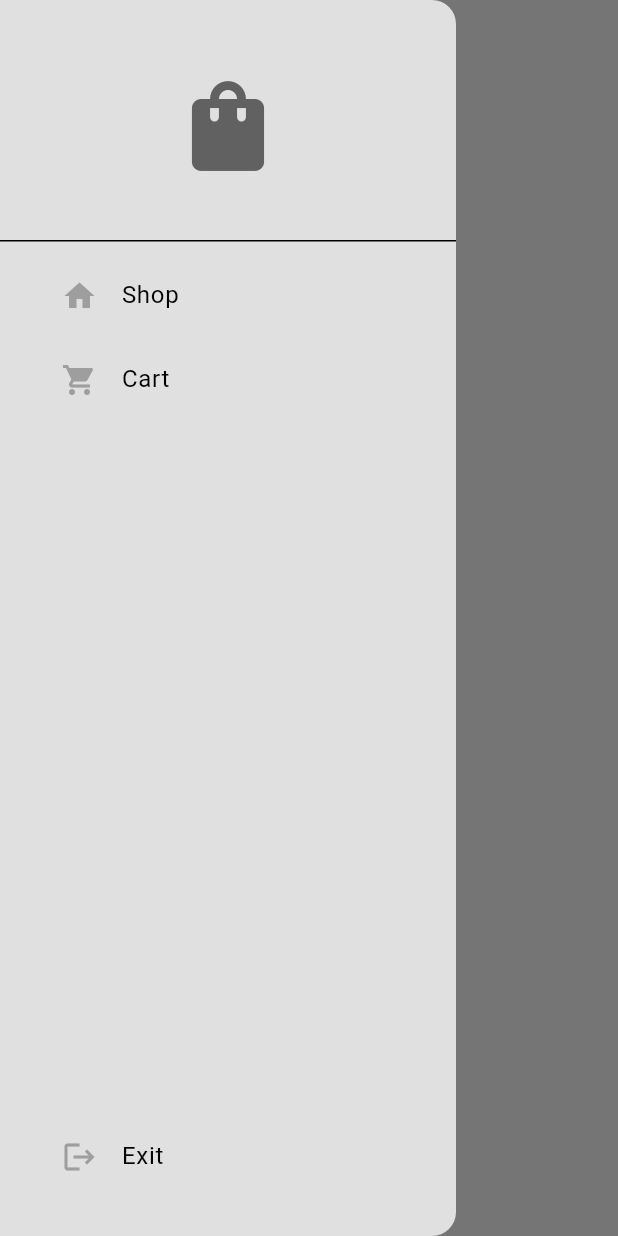
After one commit to mohamed-tsx/fultter_e_commerce, a Flutter app: the ShopPage screen opened by its route, with the side drawer open, on a phone screen of 412 x 824 dp. The commit adds this screen. Run offline on Flutter 3.47's test engine with Material 3 defaults, Android fonts, the phone set to English and light mode, and no system bars.

Commit message:
Added drawer and pages of the app

```diff
--- /dev/null
+++ b/lib/components/drawer.dart
@@ -0,0 +1,58 @@
+import 'package:flutter/material.dart';
+import 'package:fultter_e_commerce/components/my_listile.dart';
+
+class MyDrawer extends StatelessWidget {
+  const MyDrawer({super.key});
+
+  @override
+  Widget build(BuildContext context) {
+    return Drawer(
+      backgroundColor: Theme.of(context).colorScheme.background,
+      child: Column(
+        mainAxisAlignment: MainAxisAlignment.spaceBetween,
+        children: [
+          Column(
+            children: [
+              DrawerHeader(
+                child: Center(
+                  child: Icon(
+                    Icons.shopping_bag,
+                    size: 72,
+                    color: Theme.of(context).colorScheme.inversePrimary,
+                  ),
+                ),
+              ),
+
+              // Shop tile
+              MyListile(
+                text: "Shop",
+                icon: Icons.home,
+                onTap: () => Navigator.pop(context),
+              ),
+
+              // Cart tile
+              MyListile(
+                text: "Cart",
+                icon: Icons.shopping_cart,
+                onTap: () {
+                  Navigator.pop(context);
+                  Navigator.pushNamed(context, "/cart_page");
+                },
+              ),
+            ],
+          ),
+
+          // Exit tile
+          Padding(
+            padding: const EdgeInsets.only(bottom: 25.0),
+            child: MyListile(
+              text: "Exit",
+              icon: Icons.logout,
+              onTap: () {},
+            ),
+          ),
+        ],
+      ),
+    );
+  }
+}
--- /dev/null
+++ b/lib/components/my_listile.dart
@@ -0,0 +1,28 @@
+import 'package:flutter/material.dart';
+
+class MyListile extends StatelessWidget {
+  final String text;
+  final IconData icon;
+  final void Function()? onTap;
+  const MyListile({
+    super.key,
+    required this.text,
+    required this.icon,
+    required this.onTap,
+  });
+
+  @override
+  Widget build(BuildContext context) {
+    return Padding(
+      padding: const EdgeInsets.only(left: 25.0),
+      child: ListTile(
+        leading: Icon(
+          icon,
+          color: Colors.grey,
+        ),
+        onTap: onTap,
+        title: Text(text),
+      ),
+    );
+  }
+}
--- a/lib/main.dart
+++ b/lib/main.dart
@@ -1,5 +1,7 @@
 import 'package:flutter/material.dart';
+import 'package:fultter_e_commerce/pages/cart_page.dart';
 import 'package:fultter_e_commerce/pages/intro_page.dart';
+import 'package:fultter_e_commerce/pages/shop_page.dart';
 import 'package:fultter_e_commerce/themes/light_mode.dart';
 
 void main() {
@@ -12,8 +14,14 @@ class MyApp extends StatelessWidget {
   @override
   Widget build(BuildContext context) {
     return MaterialApp(
+      debugShowCheckedModeBanner: false,
       home: const IntroPage(),
       theme: lightMode,
+      routes: {
+        '/intro_page': (context) => const IntroPage(),
+        '/shop_page': (context) => const ShopPage(),
+        '/cart_page': (context) => const CartPage(),
+      },
     );
   }
 }
--- /dev/null
+++ b/lib/pages/cart_page.dart
@@ -0,0 +1,15 @@
+import 'package:flutter/material.dart';
+
+class CartPage extends StatelessWidget {
+  const CartPage({super.key});
+
+  @override
+  Widget build(BuildContext context) {
+    return Scaffold(
+      appBar: AppBar(
+        title: const Text("Cart Page"),
+        centerTitle: true,
+      ),
+    );
+  }
+}
--- a/lib/pages/intro_page.dart
+++ b/lib/pages/intro_page.dart
@@ -14,7 +14,7 @@ class IntroPage extends StatelessWidget {
           children: [
             // Logo
             Icon(
-              Icons.shopping_bag_outlined,
+              Icons.shopping_bag,
               size: 72,
               color: Theme.of(context).colorScheme.inversePrimary,
             ),
@@ -47,7 +47,7 @@ class IntroPage extends StatelessWidget {
             ),
             // Button
             Button(
-              onTap: () {},
+              onTap: () => Navigator.pushNamed(context, '/shop_page'),
               child: const Icon(Icons.arrow_forward),
             ),
           ],
--- /dev/null
+++ b/lib/pages/shop_page.dart
@@ -0,0 +1,20 @@
+import 'package:flutter/material.dart';
+import 'package:fultter_e_commerce/components/drawer.dart';
+
+class ShopPage extends StatelessWidget {
+  const ShopPage({super.key});
+
+  @override
+  Widget build(BuildContext context) {
+    return Scaffold(
+      appBar: AppBar(
+        foregroundColor: Theme.of(context).colorScheme.inversePrimary,
+        backgroundColor: Colors.transparent,
+        elevation: 0,
+        title: const Text("Shop Page"),
+        centerTitle: true,
+      ),
+      drawer: MyDrawer(),
+    );
+  }
+}
```
